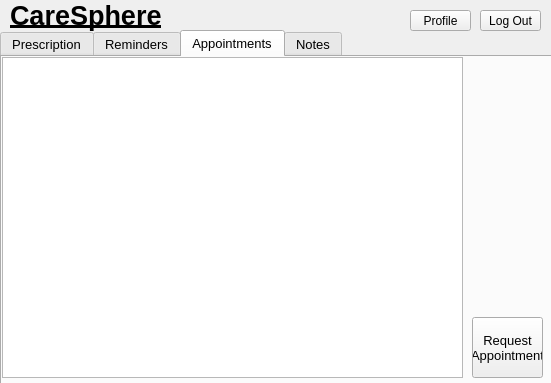
The window that CareSphere/patientfeed.ui (MubtasimSajid/CareSphere) describes before a commit, drawn with Qt 5.
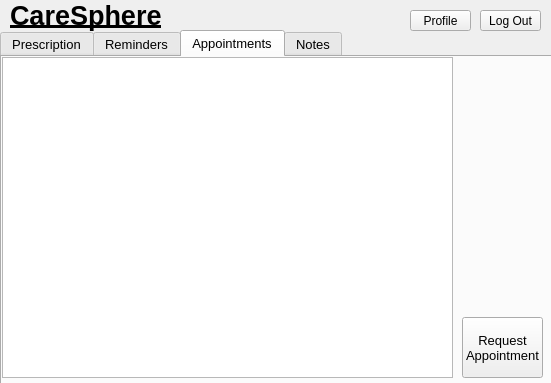
The same window after the commit.

Commit message: Appointments tab done

```diff
--- a/CareSphere/patientfeed.ui
+++ b/CareSphere/patientfeed.ui
@@ -64,7 +64,7 @@
       <rect>
        <x>0</x>
        <y>0</y>
-       <width>461</width>
+       <width>451</width>
        <height>321</height>
       </rect>
      </property>
@@ -72,9 +72,9 @@
     <widget class="QPushButton" name="appointmentPlusButton">
      <property name="geometry">
       <rect>
-       <x>470</x>
+       <x>460</x>
        <y>260</y>
-       <width>71</width>
+       <width>81</width>
        <height>61</height>
       </rect>
      </property>
```
The commit also changes 5 other files.
